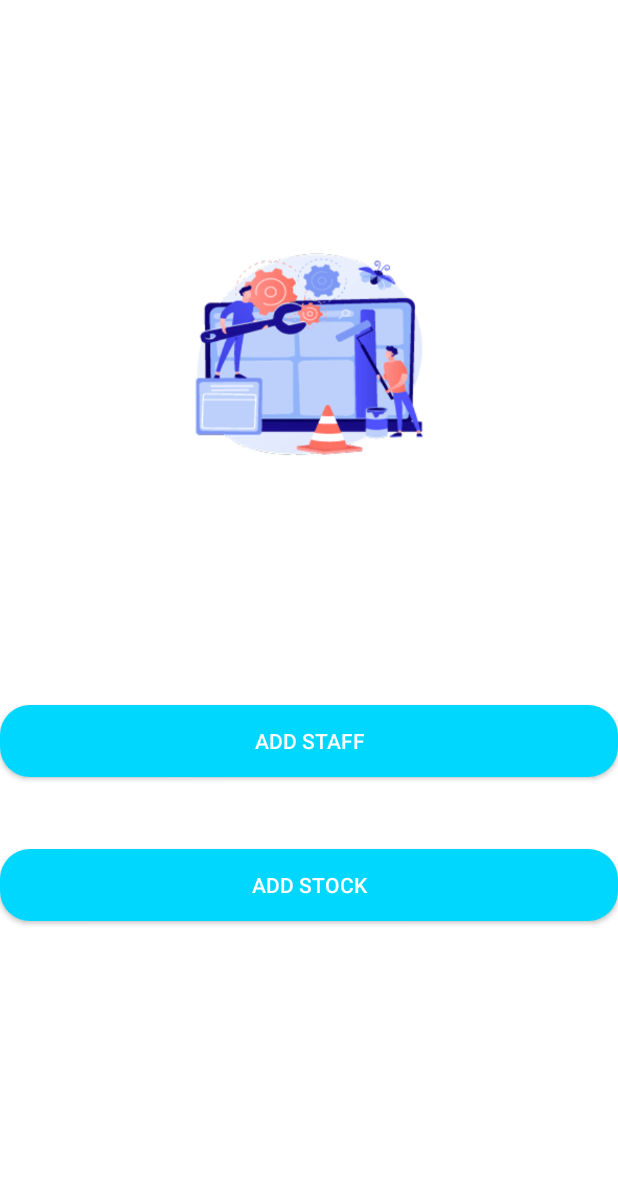
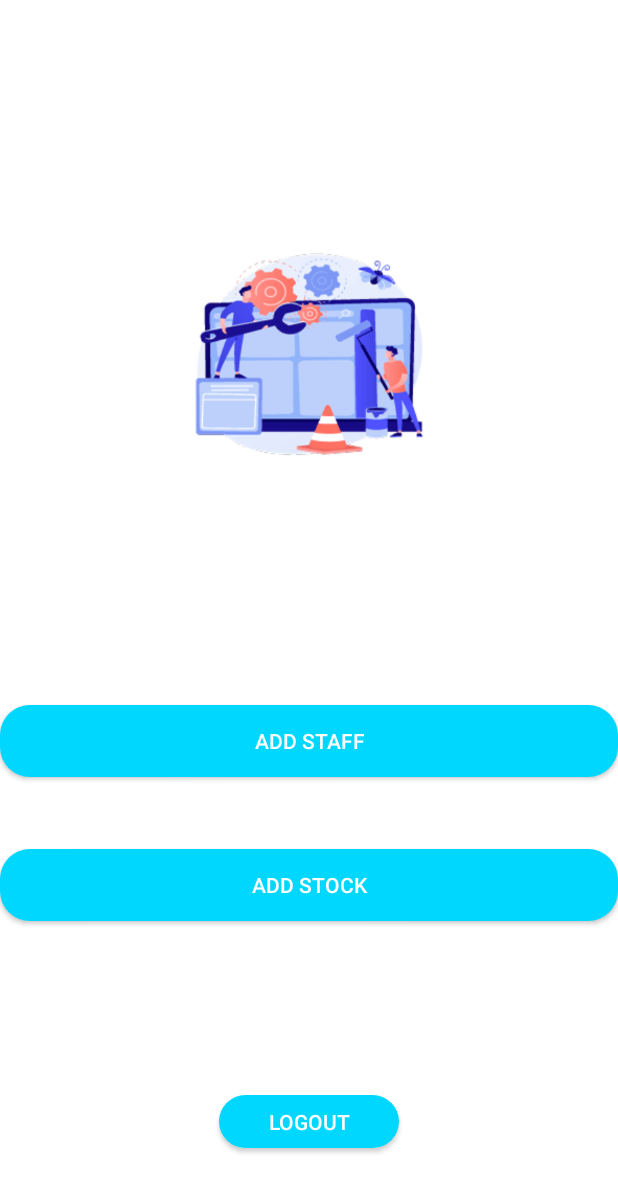
Before and after one commit to Mars0819/FinalProject-2, an Android app: the AdminMain screen opened directly, with no data from a screen before it, on a phone screen of 412 x 824 dp. Shown: the top 1192 px of the screen. Run offline under Robolectric (Android 15) with nearby library versions, the phone set to English and light mode, and no system bars; our stand-ins replace Firebase (no records; nobody signed in at launch, a user with empty details on screens opened directly).

Commit message:
Stay Sign in dan Logout

```diff
--- a/app/src/main/res/layout/activity_admin.xml
+++ b/app/src/main/res/layout/activity_admin.xml
@@ -49,4 +49,18 @@
         tools:layout_editor_absoluteX="16dp"
         tools:layout_editor_absoluteY="420dp" />
 
+    <androidx.appcompat.widget.AppCompatButton
+        android:id="@+id/btnLogout"
+        style="@style/Widget.AppCompat.Button"
+        android:layout_width="120dp"
+        android:layout_height="35dp"
+        android:background="@drawable/button_color"
+        android:text="Logout"
+        android:textColor="@color/white"
+        app:layout_constraintBottom_toBottomOf="parent"
+        app:layout_constraintEnd_toEndOf="parent"
+        app:layout_constraintStart_toStartOf="parent"
+        app:layout_constraintTop_toTopOf="parent"
+        app:layout_constraintVertical_bias="0.926" />
+
 </androidx.constraintlayout.widget.ConstraintLayout>
--- a/app/src/main/res/layout/activity_user_register.xml
+++ b/app/src/main/res/layout/activity_user_register.xml
@@ -4,7 +4,7 @@
     xmlns:tools="http://schemas.android.com/tools"
     android:layout_width="match_parent"
     android:layout_height="match_parent"
-    tools:context=".RegisUser"
+    tools:context=".User.UserRegisterActivity"
     android:background="@color/primaryColor">
 
     <ImageView
```
Also changed, not shown: app/src/main/AndroidManifest.xml (+7 -0 lines), app/src/main/java/com/example/finalproject2/Admin/AdminLoginPagesActivity.java (+8 -0 lines), app/src/main/java/com/example/finalproject2/AdminMain.java (+21 -0 lines), app/src/main/java/com/example/finalproject2/SplashScreenActivity.java (+11 -2 lines), app/src/main/java/com/example/finalproject2/User/UserRegisterActivity.java (+6 -1 lines), app/src/main/res/layout/activity_admin_add_stock.xml (+33 -1 lines), app/src/main/res/layout/activity_staf_login.xml (+18 -18 lines), app/src/main/res/values/strings.xml (+10 -0 lines).
